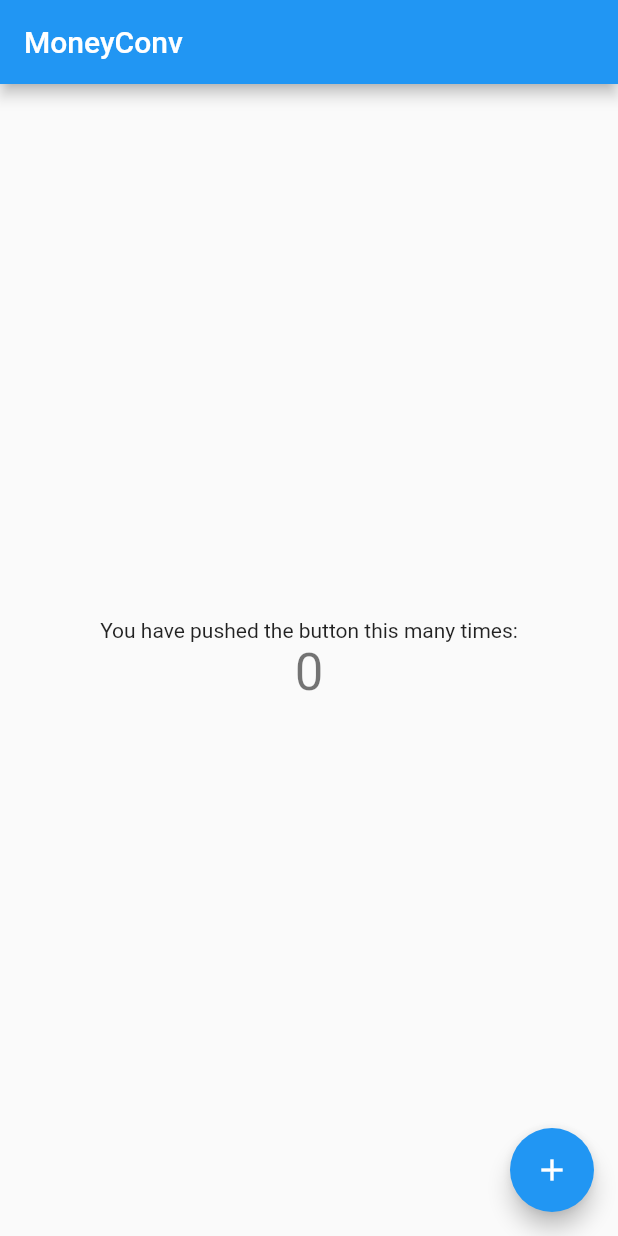
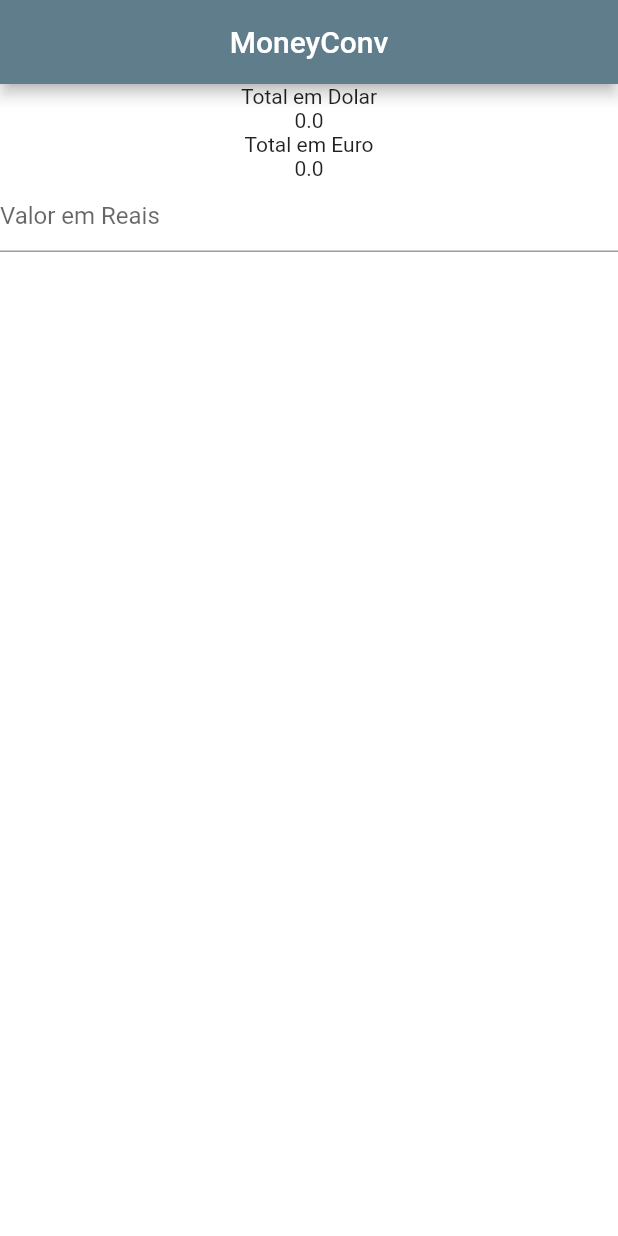
Before and after one commit to lucaspiermh/provaprogramacao3, a Flutter app: the screen it shows after launch, on a phone screen of 412 x 824 dp. Run offline on Flutter 3.47's test engine with Material 2 defaults, Android fonts, the phone set to English and light mode, and no system bars.

Commit message:
terceiro commit

```diff
--- a/MoneyConv/moneyconv/lib/main.dart
+++ b/MoneyConv/moneyconv/lib/main.dart
@@ -24,6 +24,7 @@ class MyApp extends StatelessWidget {
 class MyHomePage extends StatefulWidget {
   const MyHomePage({super.key, required this.title});
 
+
   final String title;
 
   @override
@@ -31,42 +32,54 @@ class MyHomePage extends StatefulWidget {
 }
 
 class _MyHomePageState extends State<MyHomePage> {
-  int _counter = 0;
+  TextEditingController controller_1 = TextEditingController();
+  TextEditingController controller_2 = TextEditingController();
 
-  void _incrementCounter() {
-    setState(() {
-      _counter++;
-    });
-  }
+  double dolar = 5.60;
+  double euro = 5.05;
+
+
+
+
 
   @override
   Widget build(BuildContext context) {
-
     return Scaffold(
+      backgroundColor: Colors.white,
       appBar: AppBar(
-
-        title: Text(widget.title),
+        title: Text('MoneyConv'),
+        backgroundColor: Colors.blueGrey,
+        centerTitle: true,
       ),
       body: Center(
+        child: Column(
+          crossAxisAlignment: CrossAxisAlignment.center,
+          children: <Widget>[
+            Text("Total em Dolar"),
+            Text(
+              (
+                (double.tryParse(controller_1.text)??0) / dolar
+              ).toString()),
 
-        child: Column(
-          mainAxisAlignment: MainAxisAlignment.center,
-          children: <Widget>[
-            const Text(
-              'You have pushed the button this many times:',
+            Text("Total em Euro"),
+            Text(
+              (
+                (double.tryParse(controller_1.text)??0) / euro
+              ).toString()),
+
+            TextField(
+              controller: controller_1,
+              decoration: InputDecoration(
+                hintText: "Valor em Reais"
+              ),
+              onChanged: (String value) {
+                setState((){});
+              },
             ),
-            Text(
-              '$_counter',
-              style: Theme.of(context).textTheme.headlineMedium,
-            ),
+
           ],
-        ),
+        )
       ),
-      floatingActionButton: FloatingActionButton(
-        onPressed: _incrementCounter,
-        tooltip: 'Increment',
-        child: const Icon(Icons.add),
-      ), // This trailing comma makes auto-formatting nicer for build methods.
     );
   }
 }
```
